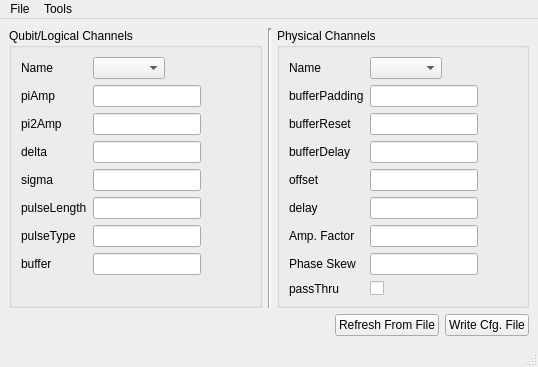
First picture: the form in experiments/muWaveDetection/src/pulseParamGUI.ui, repository BBN-Q/Qlab, before the edit.
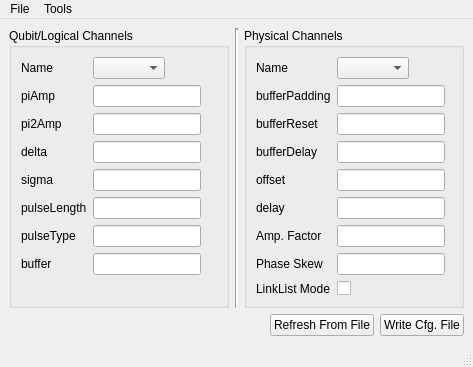
Second picture: the form after the edit.

Commit message: Updated pulseParamsGUI and pusle sequence files to new linklistMode instead of passThru.  Also added file hash check to make sure the GUI doesn't overwrite outside changes by accident. --CAR

```diff
--- a/experiments/muWaveDetection/src/pulseParamGUI.ui
+++ b/experiments/muWaveDetection/src/pulseParamGUI.ui
@@ -6,8 +6,8 @@
    <rect>
     <x>0</x>
     <y>0</y>
-    <width>538</width>
-    <height>354</height>
+    <width>473</width>
+    <height>351</height>
    </rect>
   </property>
   <property name="windowTitle">
@@ -274,7 +274,7 @@
            <item row="8" column="0">
             <widget class="QLabel" name="label_17">
              <property name="text">
-              <string>passThru</string>
+              <string>LinkList Mode</string>
              </property>
             </widget>
            </item>
@@ -346,8 +346,8 @@
     <rect>
      <x>0</x>
      <y>0</y>
-     <width>538</width>
-     <height>21</height>
+     <width>473</width>
+     <height>20</height>
     </rect>
    </property>
    <widget class="QMenu" name="menuFile">
```
Left out of the diff: 2 changed lines with no effect on the pictures. The commit also changes 14 other files.
